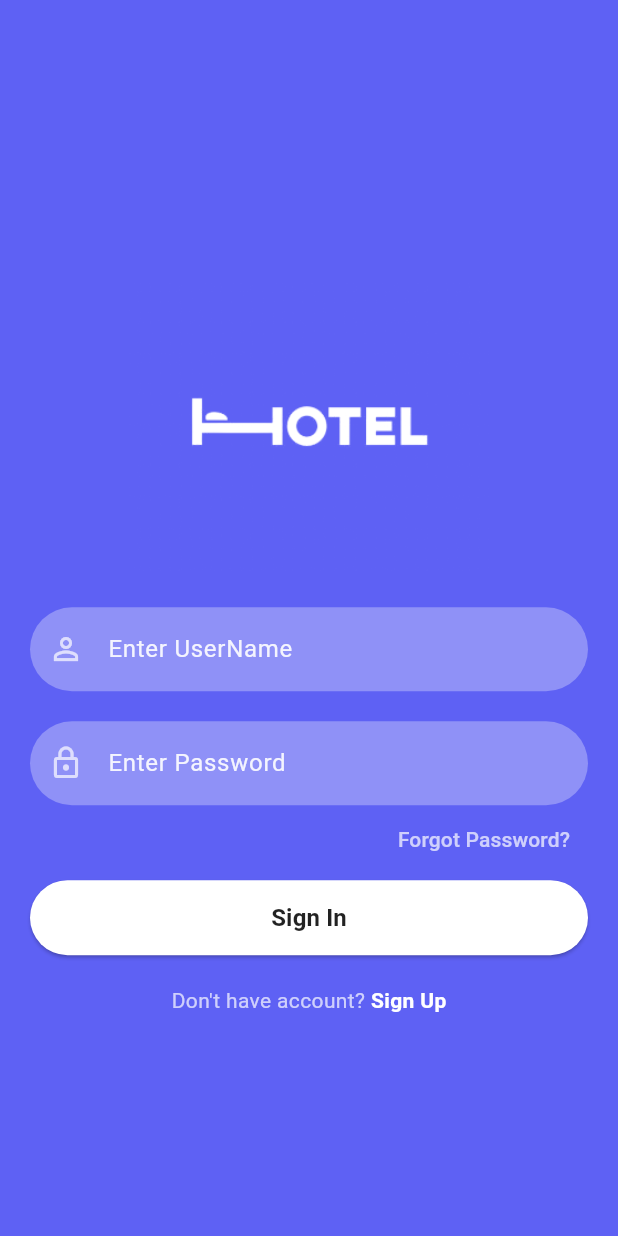
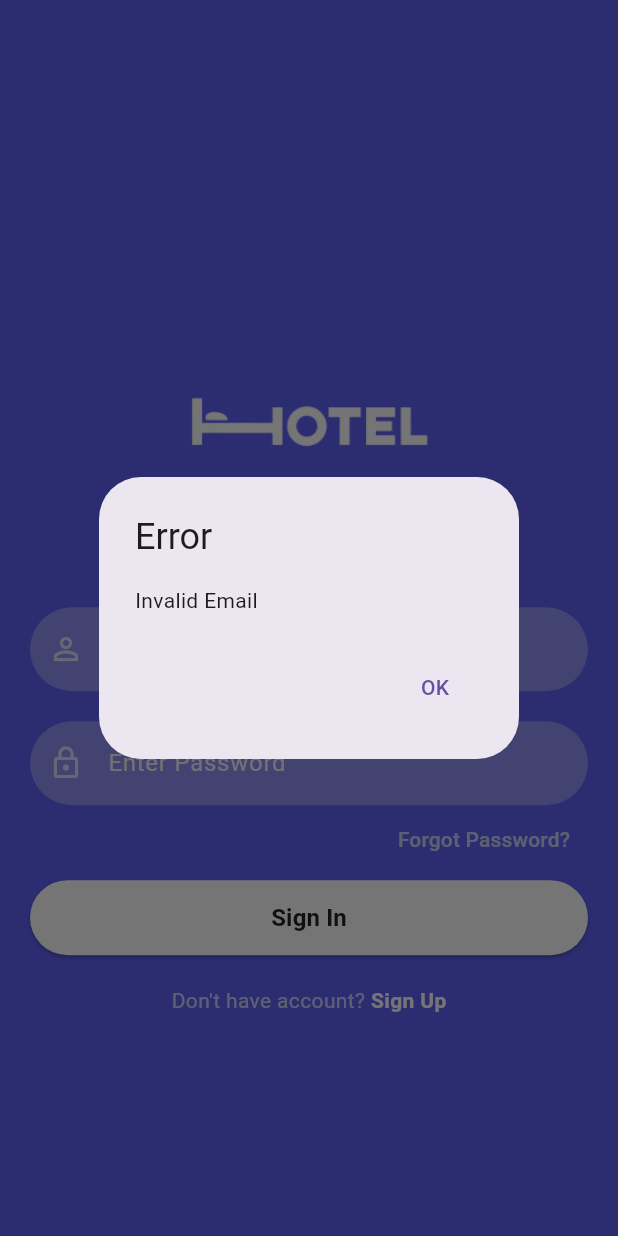
Before and after one commit to thanatsat/HotelReservation, a Flutter app: the screen it shows after launch, after a tap on "Sign In", on a phone screen of 412 x 824 dp. Run offline on Flutter 3.47's test engine with Material 3 defaults, Android fonts, the phone set to English and light mode, and no system bars; our stand-ins replace cached_network_image, carousel_slider, cloud_firestore, firebase_auth, firebase_core, flutter_svg and 2 more; missing offline and left inert: flutter_polyline_points; accounts and stored records are empty.

Commit message:
add validator in sign_in page

```diff
--- a/lib/screens/signin_screen.dart
+++ b/lib/screens/signin_screen.dart
@@ -49,14 +49,39 @@ class _SignInScreenState extends State<SignInScreen> {
                 ),
                 forgetPassword(context),
                 firebaseUIButton(context, "Sign In", () {
+                  String email = _emailTextController.text.trim();
+                  String password = _passwordTextController.text.trim();
+
+                  // Validate email format
+                  if (!isValidEmail(email)) {
+                    showErrorDialog(context, "Invalid Email");
+                    return;
+                  }
+
+                  // Validate password format
+                  if (password.isEmpty) {
+                    showErrorDialog(context, "Password cannot be empty");
+                    return;
+                  }
+
+                  // Attempt sign-in with Firebase
                   FirebaseAuth.instance
                       .signInWithEmailAndPassword(
-                          email: _emailTextController.text,
-                          password: _passwordTextController.text)
+                    email: email,
+                    password: password,
+                  )
                       .then((value) {
                     Navigator.pushNamed(context, '/root');
-                  }).onError((error, stackTrace) {
-                    print("Error ${error.toString()}");
+                  }).catchError((error) {
+                    // Handle sign-in errors
+                    String errorMessage =
+                        "An error occurred. Please try email or password again.";
+                    if (error.code == 'user-not-found') {
+                      errorMessage = "User not found. Please check your email.";
+                    } else if (error.code == 'wrong-password') {
+                      errorMessage = "Incorrect password. Please try again.";
+                    }
+                    showErrorDialog(context, errorMessage);
                   });
                 }),
                 signUpOption()
@@ -104,4 +129,30 @@ class _SignInScreenState extends State<SignInScreen> {
       ),
     );
   }
+
+  bool isValidEmail(String email) {
+    String emailRegex =
+        r'^[\w-\.]+@([\w-]+\.)+[\w-]{2,4}$'; // Regex for email validation
+    return RegExp(emailRegex).hasMatch(email);
+  }
+
+  void showErrorDialog(BuildContext context, String message) {
+    showDialog(
+      context: context,
+      builder: (BuildContext context) {
+        return AlertDialog(
+          title: Text("Error"),
+          content: Text(message),
+          actions: [
+            TextButton(
+              onPressed: () {
+                Navigator.of(context).pop();
+              },
+              child: Text("OK"),
+            ),
+          ],
+        );
+      },
+    );
+  }
 }
```
